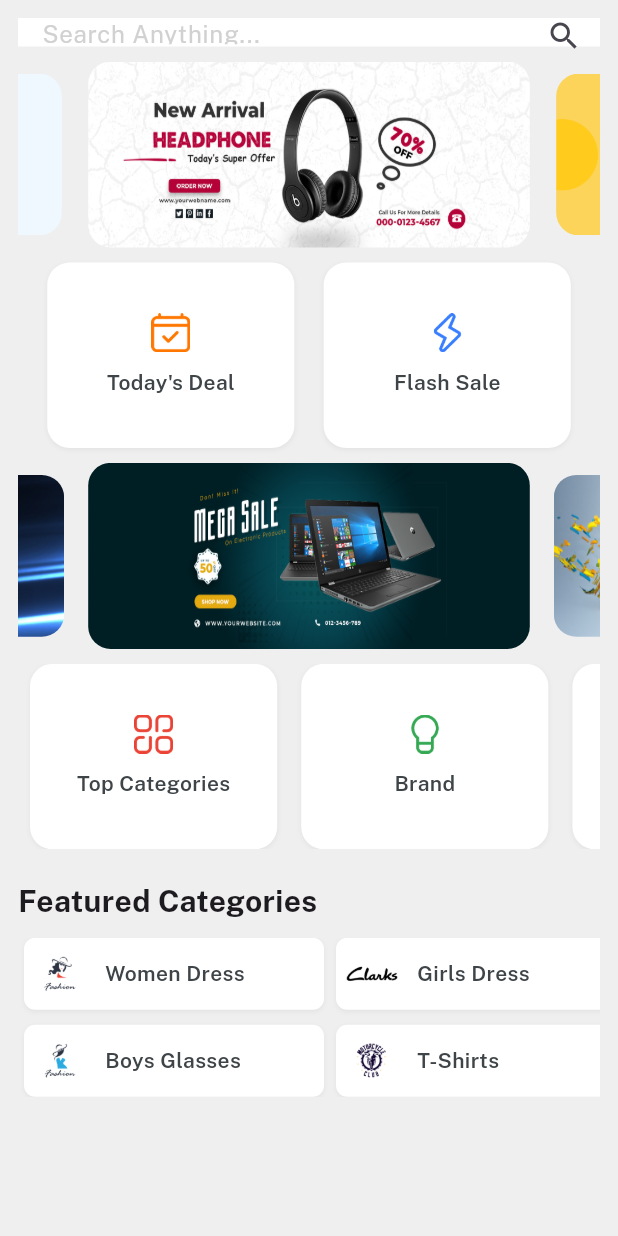
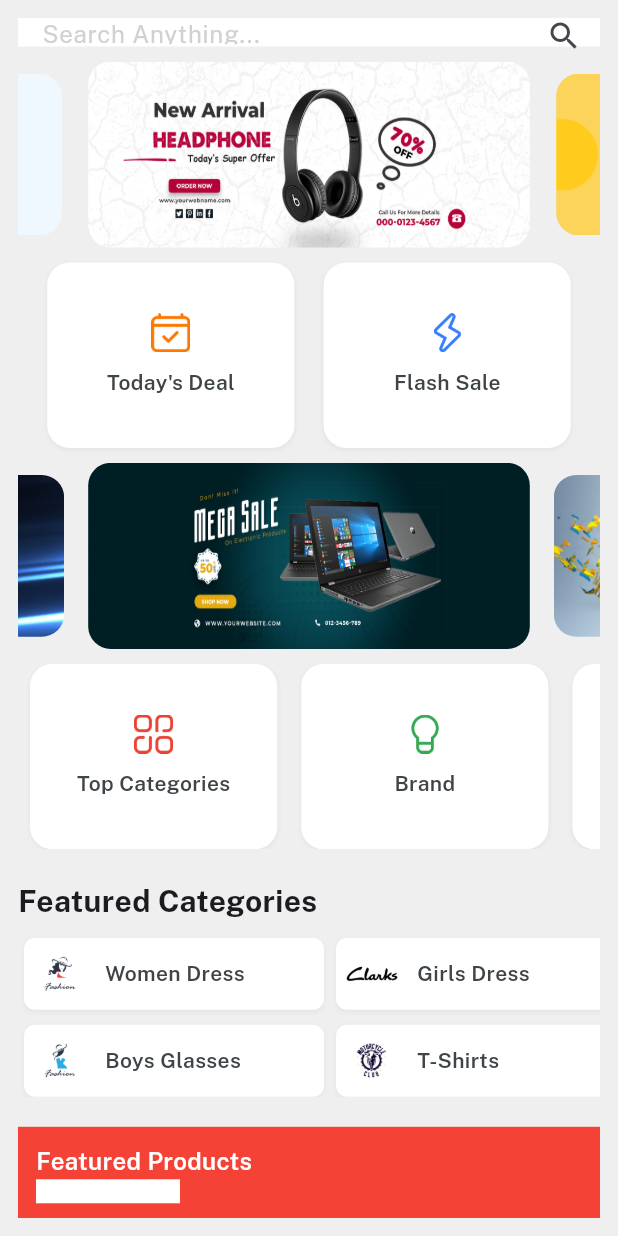
Before and after one commit to JaiswalMunna/emart_app, a Flutter app: the HomeScreen widget shown alone on an empty page, opened directly, on a phone screen of 412 x 824 dp. Run offline on Flutter 3.47's test engine with Material 3 defaults, Android fonts, the phone set to English and light mode, and no system bars; drawn by our look-alikes of velocity_x; our stand-ins replace get.

Commit message:
working on home screen featured products

```diff
--- a/lib/consts/strings.dart
+++ b/lib/consts/strings.dart
@@ -35,4 +35,5 @@ const searchanything = "Search Anything...",
     boysGlasses = "Boys Glasses",
     tShirts = "T-Shirts",
     girlsDress = "Girls Dress",
-    womenDress = "Women Dress";
+    womenDress = "Women Dress",
+    featuredProducts = "Featured Products";
--- a/lib/views/home_screen/home_screen.dart
+++ b/lib/views/home_screen/home_screen.dart
@@ -134,12 +134,49 @@ class HomeScreen extends StatelessWidget {
                         3,
                         (index) => Column(
                           children: [
-                            featuredButton(title: featuredTitles1[index],icon: featuredList1[index]),
+                            featuredButton(
+                                title: featuredTitles1[index],
+                                icon: featuredList1[index]),
                             10.heightBox,
-                            featuredButton(title: featuredTitles2[index],icon: featuredList2[index]),
+                            featuredButton(
+                                title: featuredTitles2[index],
+                                icon: featuredList2[index]),
                           ],
                         ),
                       ).toList(),
+                    ),
+                  ),
+
+                  //featured products
+                  20.heightBox,
+                  Container(
+                    padding: EdgeInsets.all(12),
+                    width: double.infinity,
+                    decoration: BoxDecoration(color: Colors.red),
+                    child: Column(
+                      crossAxisAlignment: CrossAxisAlignment.start,
+                      children: [
+                        Text(
+                          featuredProducts,
+                          style: TextStyle(
+                              fontFamily: semibold,
+                              fontSize: 16,
+                              color: Colors.white),
+                        ),
+                        Row(
+                          children: List.generate(
+                              6,
+                              (index) => Column(
+                                    children: [
+
+                                    ],
+                                  )
+                                      .box
+                                      .white
+                                      .padding(EdgeInsets.all(8))
+                                      .make()),
+                        ),
+                      ],
                     ),
                   ),
                 ],
```
